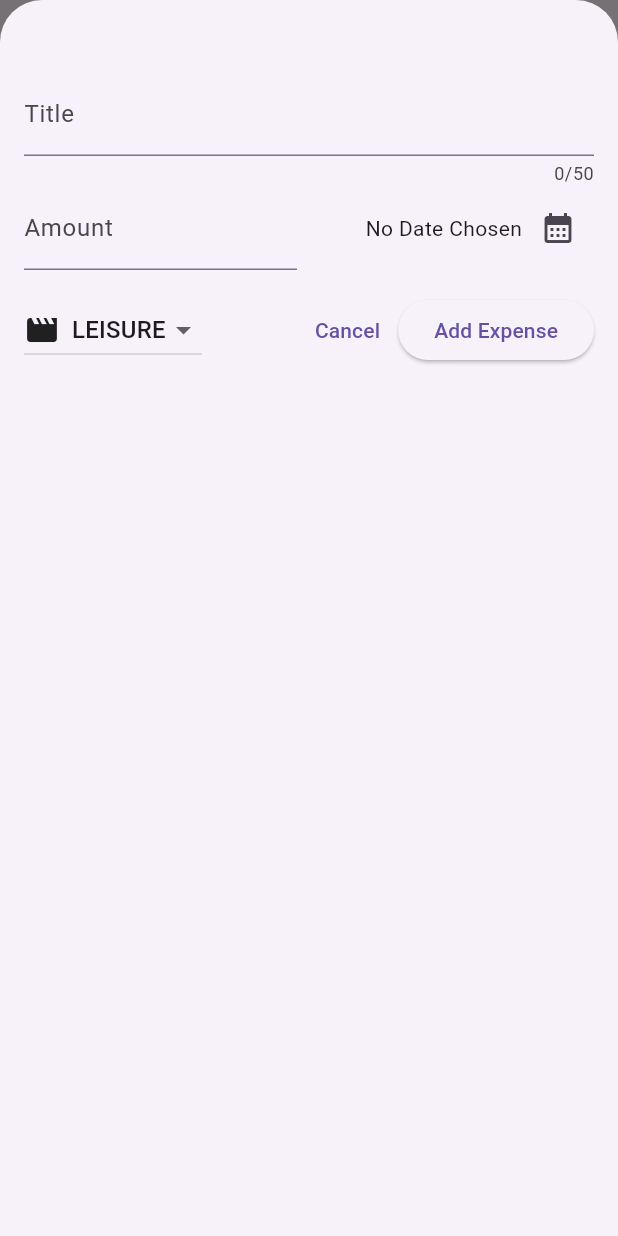
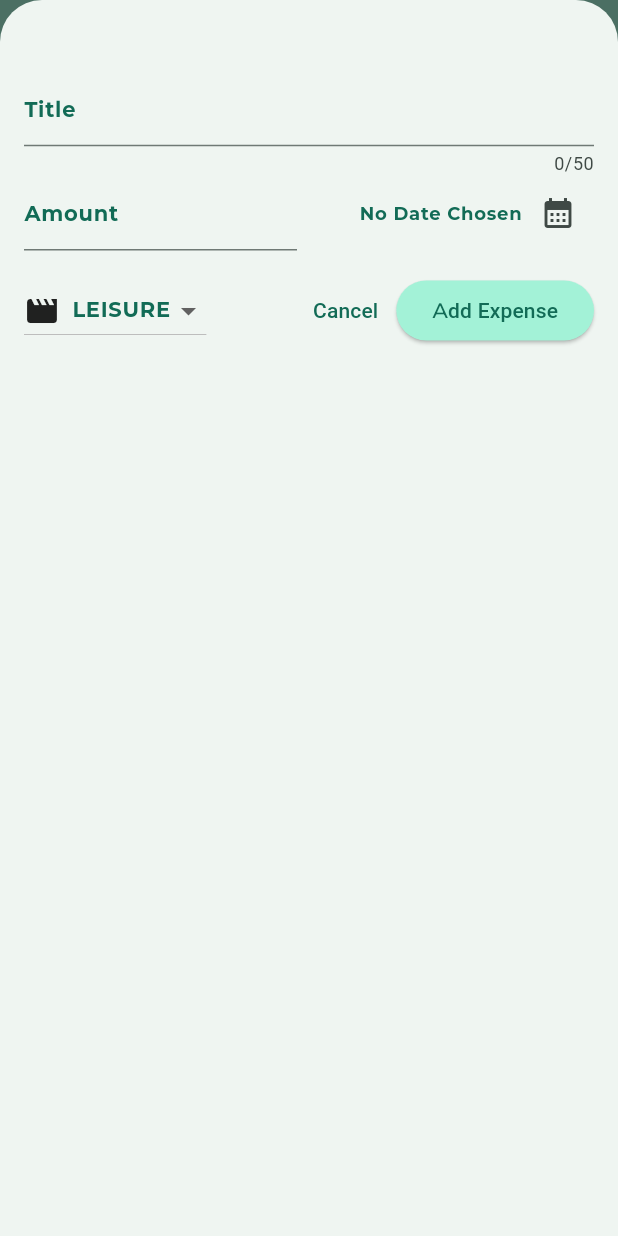
Before and after one commit to KrishKoria/Expense-Tracker, a Flutter app: the screen it shows after launch, after a tap on the "add" icon, on a phone screen of 412 x 824 dp. Run offline on Flutter 3.47's test engine with Material 3 defaults, Android fonts, the phone set to English and light mode, and no system bars; our stand-ins replace google_fonts.

Commit message:
Added Global Themeing to the App

```diff
--- a/lib/Widgets/Expenses_list/expense_item.dart
+++ b/lib/Widgets/Expenses_list/expense_item.dart
@@ -13,18 +13,26 @@ class ExpenseItem extends StatelessWidget {
           horizontal: 20,
         ),
         child: Column(
+          crossAxisAlignment: CrossAxisAlignment.start,
           children: [
-            Text(expense.title),
+            Text(
+              expense.title,
+              style: Theme.of(context).textTheme.titleMedium,
+            ),
             const SizedBox(height: 4),
             Row(
               children: [
-                Text('\$${expense.amount.toStringAsFixed(2)}'),
+                Text(
+                  '\$${expense.amount.toStringAsFixed(2)}',
+                  style: Theme.of(context).textTheme.titleSmall,
+                ),
                 const Spacer(),
                 Row(
                   children: [
                     Icon(categoryIcons[expense.category]),
                     const SizedBox(width: 4),
-                    Text(expense.formattedDate),
+                    Text(expense.formattedDate,
+                        style: Theme.of(context).textTheme.titleSmall),
                   ],
                 ),
               ],
--- a/lib/Widgets/Expenses_list/expenses_list.dart
+++ b/lib/Widgets/Expenses_list/expenses_list.dart
@@ -1,6 +1,6 @@
 import 'package:expense_tracker/Models/expense_model.dart';
 import 'package:expense_tracker/Widgets/Expenses_list/expense_item.dart';
-import 'package:flutter/widgets.dart';
+import 'package:flutter/material.dart';
 
 class ExpensesList extends StatelessWidget {
   const ExpensesList(
@@ -11,6 +11,18 @@ class ExpensesList extends StatelessWidget {
   Widget build(BuildContext context) {
     return ListView.builder(
       itemBuilder: (ctx, index) => Dismissible(
+        background: Container(
+          color: Theme.of(context).colorScheme.error.withOpacity(0.75),
+          alignment: Alignment.centerRight,
+          padding: const EdgeInsets.only(right: 20),
+          margin: EdgeInsets.symmetric(
+              horizontal: Theme.of(context).cardTheme.margin!.horizontal),
+          child: const Icon(
+            Icons.delete,
+            color: Colors.white,
+            size: 40,
+          ),
+        ),
         key: ValueKey(expensesList[index].id),
         child: ExpenseItem(expensesList[index]),
         onDismissed: (direction) => onDeleteExpense(expensesList[index]),
--- a/lib/Widgets/Form_Elements/new_expense.dart
+++ b/lib/Widgets/Form_Elements/new_expense.dart
@@ -73,18 +73,24 @@ class _NewExpenseState extends State<NewExpense> {
           TextField(
             maxLength: 50,
             controller: _titleController,
-            decoration: const InputDecoration(labelText: "Title"),
+            decoration: InputDecoration(
+              labelText: "Title",
+              labelStyle: Theme.of(context).textTheme.labelMedium,
+            ),
+            style: Theme.of(context).textTheme.labelMedium,
           ),
           Row(
             children: [
               Expanded(
                 child: TextField(
                   controller: _amountController,
-                  decoration: const InputDecoration(
+                  decoration: InputDecoration(
                     labelText: "Amount",
-                    prefix: Text("\$ "),
+                    labelStyle: Theme.of(context).textTheme.labelMedium,
+                    prefix: const Text("\$ "),
                   ),
                   keyboardType: TextInputType.number,
+                  style: Theme.of(context).textTheme.labelMedium,
                 ),
               ),
               const SizedBox(width: 16),
@@ -97,6 +103,7 @@ class _NewExpenseState extends State<NewExpense> {
                       _selectedDate == null
                           ? "No Date Chosen"
                           : formatter.format(_selectedDate!),
+                      style: Theme.of(context).textTheme.labelSmall,
                     ),
                     IconButton(
                       icon: const Icon(Icons.calendar_month),
@@ -119,7 +126,8 @@ class _NewExpenseState extends State<NewExpense> {
                       children: [
                         Icon(categoryIcons[category]),
                         const SizedBox(width: 8),
-                        Text(category.name.toUpperCase()),
+                        Text(category.name.toUpperCase(),
+                            style: Theme.of(context).textTheme.labelMedium),
                       ],
                     ),
                   );
--- a/lib/Widgets/expenses.dart
+++ b/lib/Widgets/expenses.dart
@@ -110,7 +110,8 @@ class _ExpensesState extends State<Expenses> {
   Widget build(BuildContext context) {
     return Scaffold(
       appBar: AppBar(
-        title: const Text("Expense Tracker"),
+        title: Text("Expense Tracker",
+            style: Theme.of(context).textTheme.titleLarge),
         actions: [
           IconButton(
             onPressed: _openAddExpenseOverlay,
--- a/lib/main.dart
+++ b/lib/main.dart
@@ -1,6 +1,9 @@
 import 'package:expense_tracker/Widgets/expenses.dart';
 import 'package:flutter/material.dart';
+import 'package:google_fonts/google_fonts.dart';
 
+var kColorScheme =
+    ColorScheme.fromSeed(seedColor: const Color.fromARGB(255, 210, 241, 228));
 void main() {
   runApp(const MyApp());
 }
@@ -10,9 +13,61 @@ class MyApp extends StatelessWidget {
 
   @override
   Widget build(BuildContext context) {
-    return const MaterialApp(
+    return MaterialApp(
+      theme: ThemeData().copyWith(
+        colorScheme: kColorScheme,
+        appBarTheme: const AppBarTheme().copyWith(
+          backgroundColor: kColorScheme.primaryContainer,
+          foregroundColor: kColorScheme.onSecondaryContainer,
+        ),
+        cardTheme: const CardTheme().copyWith(
+          color: kColorScheme.primaryContainer,
+          margin: const EdgeInsets.symmetric(
+            vertical: 4,
+            horizontal: 8,
+          ),
+        ),
+        elevatedButtonTheme: ElevatedButtonThemeData(
+          style: ElevatedButton.styleFrom(
+            foregroundColor: kColorScheme.primary,
+            backgroundColor: kColorScheme.primaryContainer,
+          ),
+        ),
+        textTheme: const TextTheme().copyWith(
+          titleLarge: TextStyle(
+            fontFamily: GoogleFonts.montserrat().fontFamily,
+            fontWeight: FontWeight.w600,
+            fontSize: 26,
+            color: kColorScheme.onSecondaryContainer,
+          ),
+          titleMedium: TextStyle(
+            fontFamily: GoogleFonts.montserrat().fontFamily,
+            fontWeight: FontWeight.w600,
+            fontSize: 18,
+            color: kColorScheme.primary,
+          ),
+          titleSmall: TextStyle(
+            fontFamily: GoogleFonts.montserrat().fontFamily,
+            fontWeight: FontWeight.w600,
+            fontSize: 14,
+            color: kColorScheme.primary,
+          ),
+          labelMedium: TextStyle(
+            fontFamily: GoogleFonts.montserrat().fontFamily,
+            fontWeight: FontWeight.bold,
+            fontSize: 14,
+            color: kColorScheme.primary,
+          ),
+          labelSmall: TextStyle(
+            fontFamily: GoogleFonts.montserrat().fontFamily,
+            fontWeight: FontWeight.bold,
+            fontSize: 12,
+            color: kColorScheme.primary,
+          ),
+        ),
+      ),
       title: "Expenses",
-      home: Expenses(),
+      home: const Expenses(),
     );
   }
 }
--- a/pubspec.yaml
+++ b/pubspec.yaml
@@ -37,6 +37,7 @@ dependencies:
   cupertino_icons: ^1.0.2
   uuid: ^4.2.2
   intl: ^0.19.0
+  google_fonts: ^6.1.0
 
 dev_dependencies:
   flutter_test:
```
Also changed, not shown: pubspec.lock, 1 other file.
